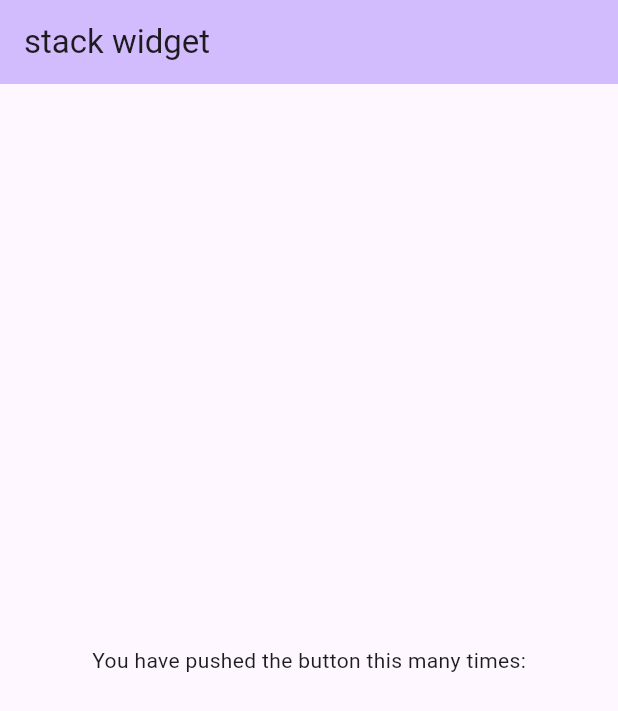
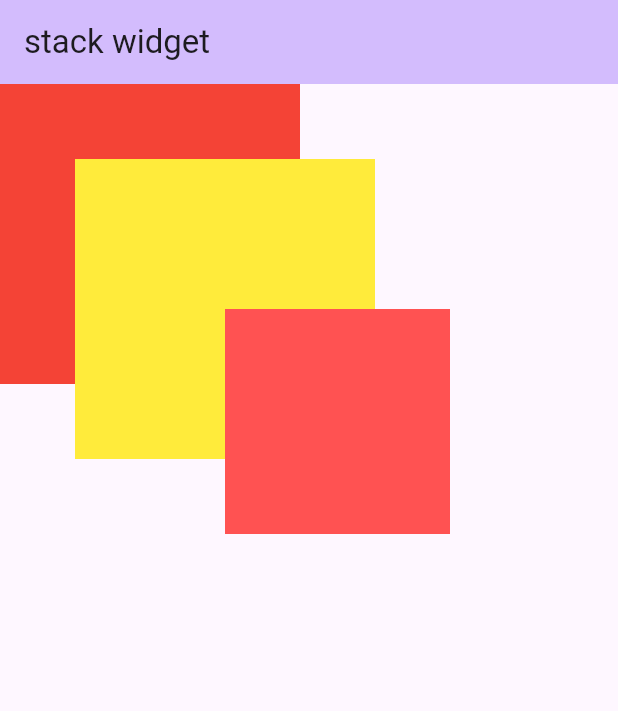
Before and after one commit to Syed-Bipul-Rahman/alorferi-flutter, a Flutter app: the screen it shows after launch, on a phone screen of 412 x 824 dp. Shown: the top 711 px of the screen. Run offline on Flutter 3.47's test engine with Material 3 defaults, Android fonts, the phone set to English and light mode, and no system bars.

Commit message:
play with stack

```diff
--- a/lib/main.dart
+++ b/lib/main.dart
@@ -11,7 +11,7 @@ class MyApp extends StatelessWidget {
   Widget build(BuildContext context) {
     return MaterialApp(
       debugShowCheckedModeBanner: false,
-      title: 'Flutter Demo',
+      title: 'stack widget',
       theme: ThemeData(
         colorScheme: ColorScheme.fromSeed(seedColor: Colors.deepPurple),
         useMaterial3: true,
@@ -22,41 +22,51 @@ class MyApp extends StatelessWidget {
 }
 
 class MyHomePage extends StatefulWidget {
-  const MyHomePage({super.key,});
-
-
-
+  const MyHomePage({
+    super.key,
+  });
 
   @override
   State<MyHomePage> createState() => _MyHomePageState();
 }
 
 class _MyHomePageState extends State<MyHomePage> {
-
   @override
   Widget build(BuildContext context) {
-
     return Scaffold(
       appBar: AppBar(
-
         backgroundColor: Theme.of(context).colorScheme.inversePrimary,
-
         title: Text("stack widget"),
       ),
-      body: Center(
-
-        child: Column(
-
-          mainAxisAlignment: MainAxisAlignment.center,
-          children: [
-            const Text(
-              'You have pushed the button this many times:',
+      body: Container(
+        width: 300,
+        height: 300,
+        child: Stack(children: [
+          Container(
+            height: 200,
+            width: 200,
+            color: Colors.red,
+          ),
+          Positioned(
+            top: 50,
+            left: 50,
+            child: Container(
+              height: 200,
+              width: 200,
+              color: Colors.yellow,
             ),
-
-          ],
-        ),
+          ),
+          Positioned(
+            top: 150,
+            left: 150,
+            child: Container(
+              height: 200,
+              width: 200,
+              color: Colors.redAccent,
+            ),
+          ),
+        ]),
       ),
-
     );
   }
 }
```
